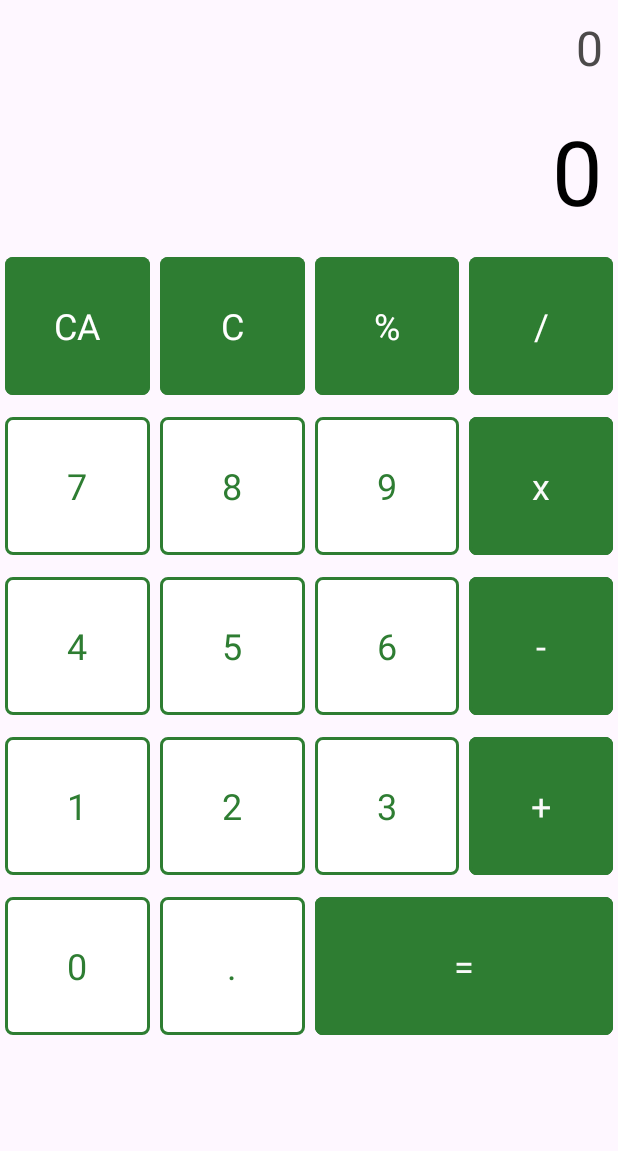
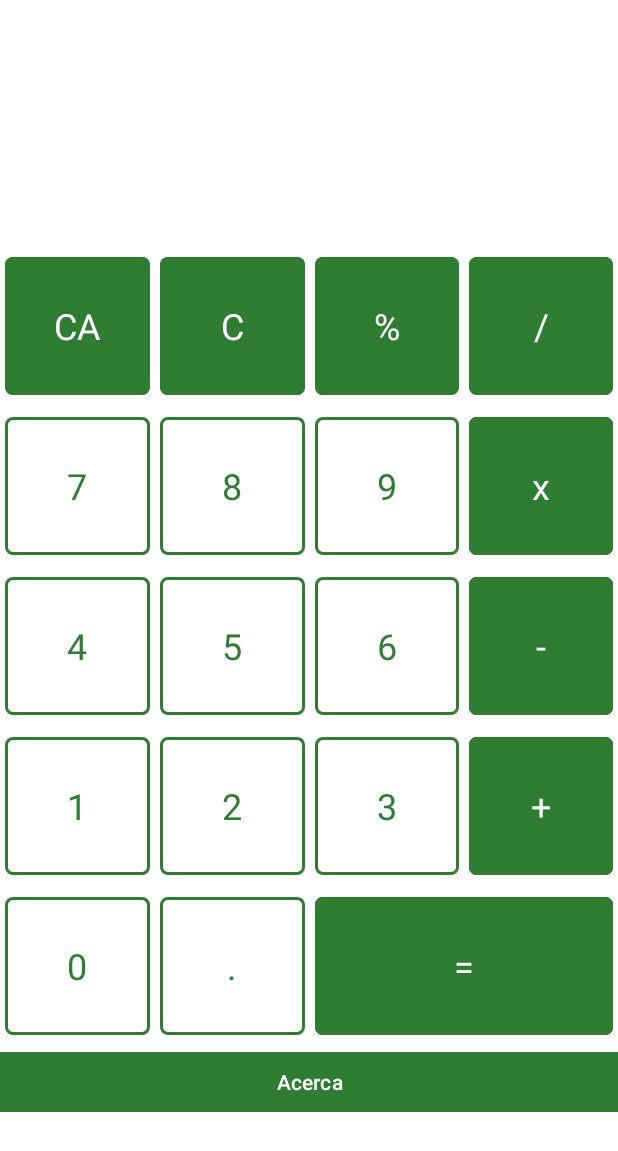
Before and after one commit to yahirLC/CALCULADORA, an Android app: the screen it shows after launch (MainActivity), on a phone screen of 412 x 824 dp. Shown: the top 1151 px of the screen. Run offline under Robolectric (Android 15) with nearby library versions, the phone set to English and light mode, and no system bars; Roboto replaces fonts that are not available here.

```diff
--- /dev/null
+++ b/app/src/main/res/drawable/baseline_info_24.xml
@@ -0,0 +1,5 @@
+<vector android:height="24dp" android:tint="#FFFFFF"
+    android:viewportHeight="24" android:viewportWidth="24"
+    android:width="24dp" xmlns:android="http://schemas.android.com/apk/res/android">
+    <path android:fillColor="@android:color/white" android:pathData="M12,2C6.48,2 2,6.48 2,12s4.48,10 10,10 10,-4.48 10,-10S17.52,2 12,2zM13,17h-2v-6h2v6zM13,9h-2L11,7h2v2z"/>
+</vector>
--- /dev/null
+++ b/app/src/main/res/drawable/baseline_person_24.xml
@@ -0,0 +1,5 @@
+<vector android:height="24dp" android:tint="#FFFFFF"
+    android:viewportHeight="24" android:viewportWidth="24"
+    android:width="24dp" xmlns:android="http://schemas.android.com/apk/res/android">
+    <path android:fillColor="@android:color/white" android:pathData="M12,12c2.21,0 4,-1.79 4,-4s-1.79,-4 -4,-4 -4,1.79 -4,4 1.79,4 4,4zM12,14c-2.67,0 -8,1.34 -8,4v2h16v-2c0,-2.66 -5.33,-4 -8,-4z"/>
+</vector>
--- a/app/src/main/res/layout/activity_main.xml
+++ b/app/src/main/res/layout/activity_main.xml
@@ -1,11 +1,16 @@
 <?xml version="1.0" encoding="utf-8"?>
+
+
 <LinearLayout xmlns:android="http://schemas.android.com/apk/res/android"
     xmlns:app="http://schemas.android.com/apk/res-auto"
     xmlns:tools="http://schemas.android.com/tools"
     android:layout_width="match_parent"
     android:layout_height="match_parent"
+    android:background="#FFFFFF"
+    android:backgroundTint="#FFFFFF"
     android:orientation="vertical"
-    tools:context=".MainActivity" >
+    tools:context=".MainActivity">
+
 
     <TextView
         android:id="@+id/tvtemp"
@@ -13,7 +18,6 @@
         android:layout_height="wrap_content"
         android:fontFamily="@font/roboto_bold"
         android:padding="10dp"
-        android:text="0"
         android:textAlignment="textEnd"
         android:textColor="#4C4A4A"
         android:textSize="32sp" />
@@ -24,7 +28,6 @@
         android:layout_height="wrap_content"
         android:fontFamily="@font/roboto_bold"
         android:padding="10dp"
-        android:text="0"
         android:textAlignment="textEnd"
         android:textColor="#000000"
         android:textSize="60sp" />
@@ -33,4 +36,12 @@
         layout="@layout/buttons_layout"
         android:layout_width="match_parent"
         android:layout_height="wrap_content" />
+
+    <Button
+        android:id="@+id/ButtonAcerca"
+        android:layout_width="match_parent"
+        android:layout_height="wrap_content"
+        android:backgroundTint="#2E7D32"
+        android:text="Acerca"
+        app:cornerRadius="0dp" />
 </LinearLayout>
--- a/app/src/main/res/layout/buttons_layout.xml
+++ b/app/src/main/res/layout/buttons_layout.xml
@@ -7,7 +7,7 @@
 
     <androidx.gridlayout.widget.GridLayout
         android:layout_width="match_parent"
-        android:layout_height="wrap_content"
+        android:layout_height="match_parent"
         app:columnCount="4"
         app:rowCount="5">
 
@@ -92,6 +92,7 @@
             android:fontFamily="@font/roboto_bold"
             android:onClick="CAMBIAOPERADOR"
             android:text="/"
+            android:textColor="#FFFFFF"
             android:textSize="24sp"
             app:cornerRadius="5dp"
             app:layout_column="3"
@@ -108,6 +109,7 @@
             android:fontFamily="@font/roboto_bold"
             android:onClick="CAMBIAOPERADOR"
             android:text="%"
+            android:textColor="#FFFFFF"
             android:textSize="24sp"
             app:cornerRadius="5dp"
             app:layout_column="2"
@@ -122,7 +124,9 @@
             android:layout_margin="3dp"
             android:backgroundTint="#2E7D32"
             android:fontFamily="@font/roboto_bold"
+            android:onClick="BORRAR"
             android:text="C"
+            android:textColor="#FFFFFF"
             android:textSize="24sp"
             app:cornerRadius="5dp"
             app:layout_column="1"
@@ -137,13 +141,15 @@
             android:layout_margin="3dp"
             android:backgroundTint="#2E7D32"
             android:fontFamily="@font/roboto_bold"
+            android:onClick="BORRAR"
             android:text="CA"
             android:textSize="24sp"
             app:cornerRadius="5dp"
             app:layout_column="0"
             app:layout_columnWeight="1"
             app:layout_row="0"
-            app:strokeColor="#104514" />
+            app:strokeColor="#104514"
+            android:textColor="#FFFFFF" />
 
         <Button
             android:id="@+id/buttonx"
@@ -206,6 +212,7 @@
             android:layout_margin="3dp"
             android:backgroundTint="#FFFFFF"
             android:fontFamily="@font/roboto_bold"
+            android:onClick="SELECCIONARNUM"
             android:text="7"
             android:textColor="#2E7D32"
             android:textSize="24sp"
@@ -214,8 +221,7 @@
             app:layout_columnWeight="1"
             app:layout_row="1"
             app:strokeColor="#2E7D32"
-            app:strokeWidth="2dp"
-            android:onClick="SELECCIONARNUM" />
+            app:strokeWidth="2dp" />
 
         <Button
             android:id="@+id/buttonplus"
@@ -296,6 +302,7 @@
             android:layout_margin="3dp"
             android:backgroundTint="#2E7D32"
             android:fontFamily="@font/roboto_bold"
+            android:onClick="IGUAL"
             android:text="="
             android:textColor="#FAFAFA"
             android:textSize="24sp"
@@ -314,6 +321,7 @@
             android:layout_margin="3dp"
             android:backgroundTint="#FFFFFF"
             android:fontFamily="@font/roboto_bold"
+            android:onClick="SELECCIONARNUM"
             android:text="."
             android:textColor="#2E7D32"
             android:textSize="24sp"
```
Also changed, not shown: app/src/main/java/com/example/calculadora/MainActivity.kt (+46 -6 lines).
